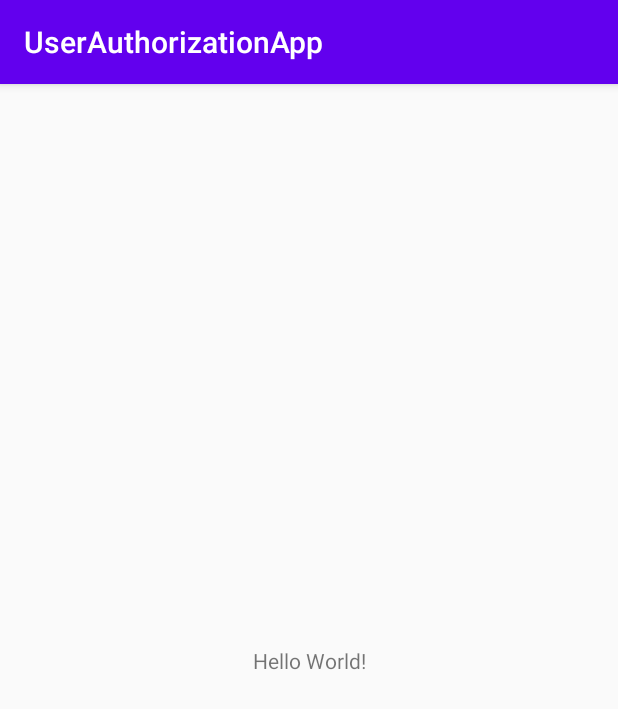
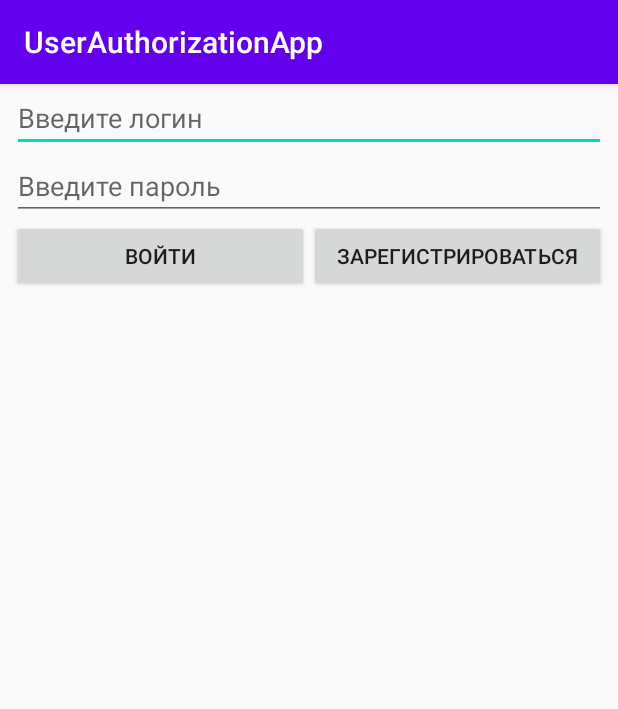
Before and after one commit to askhat01/UserAuthorizationApp, an Android app: the screen it shows after launch (MainActivity), on a phone screen of 412 x 824 dp. Shown: the top 709 px of the screen. Run offline under Robolectric (Android 15) with nearby library versions, the phone set to English and light mode, and no system bars.

Commit message:
Create: layout file for Activity authorization

```diff
--- a/app/src/main/java/com/demo/userauthorizationapp/MainActivity.java
+++ b/app/src/main/java/com/demo/userauthorizationapp/MainActivity.java
@@ -9,6 +9,6 @@ public class MainActivity extends AppCompatActivity {
     @Override
     protected void onCreate(Bundle savedInstanceState) {
         super.onCreate(savedInstanceState);
-        setContentView(R.layout.activity_main);
+        setContentView(R.layout.activity_authorization);
     }
 }
--- /dev/null
+++ b/app/src/main/res/layout/activity_authorization.xml
@@ -0,0 +1,48 @@
+<?xml version="1.0" encoding="utf-8"?>
+<LinearLayout xmlns:android="http://schemas.android.com/apk/res/android"
+    xmlns:tools="http://schemas.android.com/tools"
+    android:orientation="vertical"
+    android:layout_width="match_parent"
+    android:layout_height="match_parent"
+    tools:context=".MainActivity">
+
+    <EditText
+        android:id="@+id/edit_login"
+        android:layout_marginLeft="8dp"
+        android:layout_marginRight="8dp"
+        android:hint="@string/authorization_login_hint"
+        android:layout_width="match_parent"
+        android:layout_height="wrap_content"/>
+
+    <EditText
+        android:id="@+id/edit_password"
+        android:layout_marginLeft="8dp"
+        android:layout_marginRight="8dp"
+        android:hint="@string/authorization_password_hint"
+        android:layout_width="match_parent"
+        android:layout_height="wrap_content"/>
+
+    <LinearLayout
+        android:orientation="horizontal"
+        android:layout_width="match_parent"
+        android:layout_height="wrap_content">
+
+        <Button
+            android:id="@+id/button_enter"
+            android:text="@string/button_enter"
+            android:layout_weight="1"
+            android:layout_marginLeft="8dp"
+            android:layout_width="match_parent"
+            android:layout_height="wrap_content"/>
+
+        <Button
+            android:id="@+id/button_registration"
+            android:text="@string/button_registration"
+            android:layout_weight="1"
+            android:layout_marginRight="8dp"
+            android:layout_width="match_parent"
+            android:layout_height="wrap_content"/>
+
+    </LinearLayout>
+
+</LinearLayout>
--- a/app/src/main/res/layout/activity_main.xml
+++ /dev/null
@@ -1,18 +0,0 @@
-<?xml version="1.0" encoding="utf-8"?>
-<androidx.constraintlayout.widget.ConstraintLayout xmlns:android="http://schemas.android.com/apk/res/android"
-    xmlns:app="http://schemas.android.com/apk/res-auto"
-    xmlns:tools="http://schemas.android.com/tools"
-    android:layout_width="match_parent"
-    android:layout_height="match_parent"
-    tools:context=".MainActivity">
-
-    <TextView
-        android:layout_width="wrap_content"
-        android:layout_height="wrap_content"
-        android:text="Hello World!"
-        app:layout_constraintBottom_toBottomOf="parent"
-        app:layout_constraintLeft_toLeftOf="parent"
-        app:layout_constraintRight_toRightOf="parent"
-        app:layout_constraintTop_toTopOf="parent" />
-
-</androidx.constraintlayout.widget.ConstraintLayout>
--- a/app/src/main/res/values/strings.xml
+++ b/app/src/main/res/values/strings.xml
@@ -1,3 +1,7 @@
 <resources>
     <string name="app_name">UserAuthorizationApp</string>
+    <string name="authorization_login_hint">Введите логин</string>
+    <string name="authorization_password_hint">Введите пароль</string>
+    <string name="button_enter">Войти</string>
+    <string name="button_registration">Зарегистрироваться</string>
 </resources>
```
